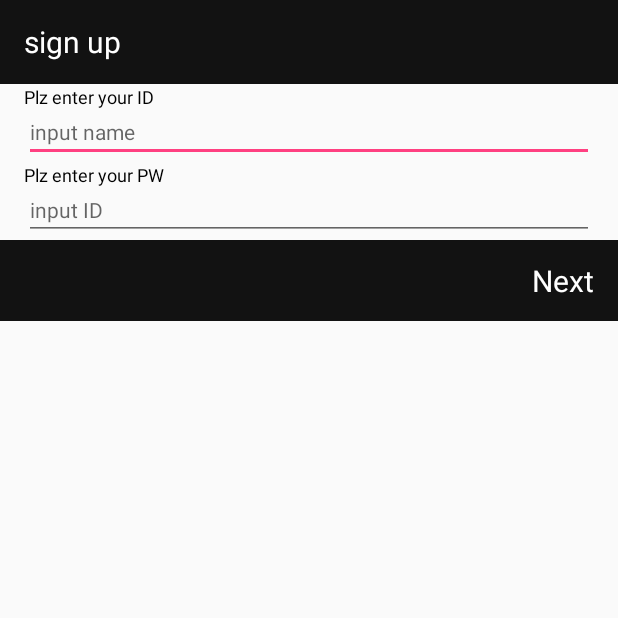
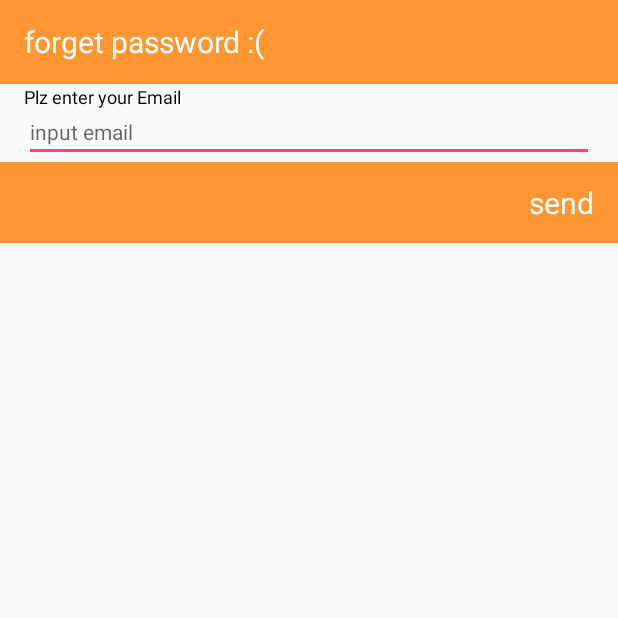
Before and after one commit to curaai/help_us, an Android app: the ForgetAccountActivity screen opened directly, with no data from a screen before it, on a phone screen of 412 x 824 dp, the top half of it. Run offline under Robolectric (Android 15) with nearby library versions, the phone set to English and light mode, and no system bars.

Commit message:
xml edit

```diff
--- a/Android/HelpUs/app/src/main/res/layout/activity_forget_account.xml
+++ b/Android/HelpUs/app/src/main/res/layout/activity_forget_account.xml
@@ -10,7 +10,7 @@
     <LinearLayout
         android:layout_width="match_parent"
         android:layout_height="56dp"
-        android:background="#121212">
+        android:background="#FF9632">
 
         <TextView
             android:layout_width="wrap_content"
@@ -19,7 +19,7 @@
             android:layout_marginLeft="16dp"
             android:textSize="20dp"
             android:textColor="#FFFFFF"
-            android:text="sign up" />
+            android:text="forget password :(" />
 
     </LinearLayout>
 
@@ -36,31 +36,15 @@
             android:layout_height="wrap_content"
             android:textSize="12dp"
             android:textColor="#000000"
-            android:text="Plz enter your ID" />
+            android:text="Plz enter your Email" />
 
         <EditText
             android:id="@+id/edit_id"
             android:layout_width="match_parent"
             android:layout_height="35dp"
-            android:inputType="textPersonName"
+            android:inputType="textEmailAddress"
             android:textSize="14dp"
-            android:hint="input name" />
-
-        <TextView
-            android:id="@+id/view_pw"
-            android:layout_width="wrap_content"
-            android:layout_height="wrap_content"
-            android:textSize="12dp"
-            android:textColor="#000000"
-            android:text="Plz enter your PW" />
-
-        <EditText
-            android:id="@+id/edit_pw"
-            android:layout_width="match_parent"
-            android:layout_height="35dp"
-            android:inputType="textPersonName"
-            android:textSize="14dp"
-            android:hint="input ID" />
+            android:hint="input email" />
 
     </LinearLayout>
 
@@ -68,7 +52,7 @@
         android:layout_width="match_parent"
         android:layout_height="54dp"
         android:layout_gravity="bottom"
-        android:background="#121212">
+        android:background="#FF9632">
 
         <TextView
             android:layout_width="match_parent"
@@ -78,7 +62,7 @@
             android:gravity="right"
             android:textSize="20dp"
             android:textColor="#FFFFFF"
-            android:text="Next" />
+            android:text="send" />
 
     </LinearLayout>
 
--- a/Android/HelpUs/app/src/main/res/layout/activity_login.xml
+++ b/Android/HelpUs/app/src/main/res/layout/activity_login.xml
@@ -18,7 +18,7 @@
             android:layout_gravity="center_vertical"
             android:layout_marginLeft="16dp"
             android:textSize="20dp"
-            android:textColor="#FFFFFF"
+            android:textColor="#FF9632"
             android:text="sign up" />
 
     </LinearLayout>
@@ -78,7 +78,7 @@
             android:layout_gravity="center_vertical"
             android:gravity="right"
             android:textSize="20dp"
-            android:textColor="#FFFFFF"
+            android:textColor="#FF9632"
             android:text="Next" />
 
     </LinearLayout>
--- a/Android/HelpUs/app/src/main/res/layout/activity_main.xml
+++ b/Android/HelpUs/app/src/main/res/layout/activity_main.xml
@@ -11,7 +11,7 @@
     <LinearLayout
         android:layout_width="match_parent"
         android:layout_height="56dp"
-        android:background="#121212">
+        android:background="#FF9632">
 
         <TextView
             android:layout_width="wrap_content"
@@ -22,6 +22,8 @@
             android:textColor="#FFFFFF"
             android:text="Help_Us" />
 
+
+
     </LinearLayout>
 
 </LinearLayout>
```
Also changed, not shown: Android/HelpUs/app/src/main/res/layout/activity_signup.xml (+22 -3 lines).
